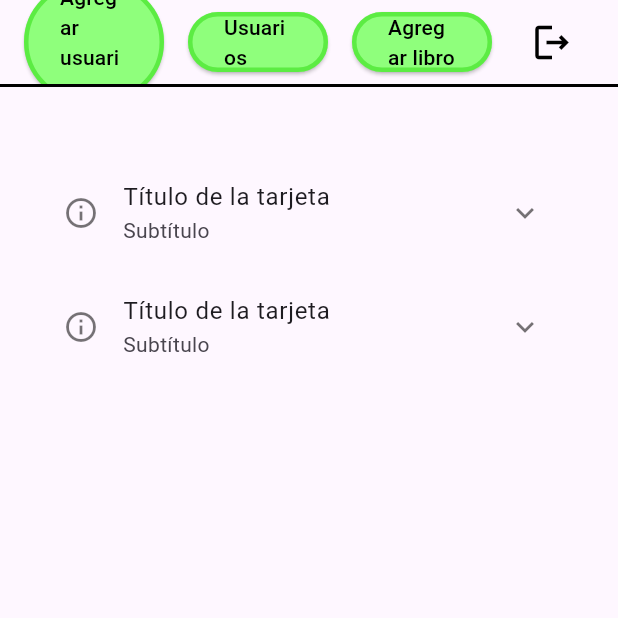
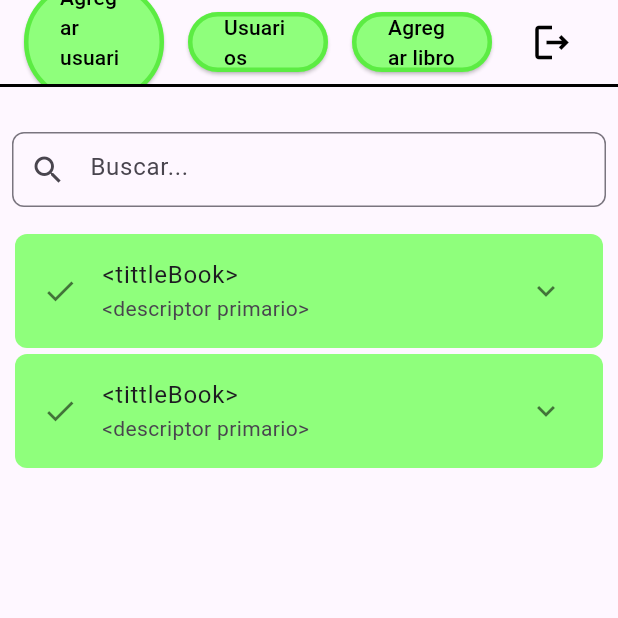
Before and after one commit to andresgutivar/TechLibrary, a Flutter app: the HomePage screen opened by its route, on a phone screen of 412 x 824 dp, the top half of it. Run offline on Flutter 3.47's test engine with Material 3 defaults, Android fonts, the phone set to English and light mode, and no system bars; drawn by our look-alikes of expansion_tile_card; our stand-ins replace firebase_core; accounts and stored records are empty; statements that could not run were skipped.

Commit message:
homeSreen
estoy pensando en cambiar el searchBar por alguna libreria, ya que no me gusta hacerlo con la libreria de flutter y con el textField queda mal. queda pendiente hacer las demas pantallas, al de homeScreen esta casi terminada

```diff
--- a/lib/pages/home/homePage.dart
+++ b/lib/pages/home/homePage.dart
@@ -111,43 +111,133 @@ class _HomePageState extends State<HomePage> {
           ],
         ),
       ),
-      body: Padding(
-        padding: const EdgeInsets.all(16.0),
-        child: Center(
+      body: Column(
+        children: [
+          _buildSearchBar(), // Coloca el SearchBar aquí
+          Expanded(
             child: ListView(
               padding: const EdgeInsets.all(8.0),
               children: [
                 _buildExpansionTileCard(),
-              _buildExpansionTileCard() // Aquí llamamos a nuestro método para crear la tarjeta
+                _buildExpansionTileCard(), // Aquí llamamos a nuestro método para crear la tarjeta
               ],
             ),
+          ),
+        ],
+      ),
+    );
+  }
+
+  Widget _buildSearchBar() {
+    return Padding(
+      padding: const EdgeInsets.all(8.0),
+      child: Container(
+        constraints: const BoxConstraints(
+          maxHeight: 50.0, // Controlar la altura máxima
+          minWidth: 200.0, // Controlar el ancho mínimo
+          maxWidth: 1000.0, // Controlar el ancho máximo
+        ),
+        child: TextField(
+          decoration: InputDecoration(
+            prefixIcon: const Icon(Icons.search), // Icono de búsqueda
+            hintText: 'Buscar...', // Texto de sugerencia
+            border: OutlineInputBorder(
+              borderRadius: BorderRadius.circular(8.0), // Bordes redondeados
+              borderSide:
+                  const BorderSide(color: Colors.grey), // Color del borde
+            ),
+            focusedBorder: OutlineInputBorder(
+              borderRadius: BorderRadius.circular(8.0), // Bordes redondeados
+              borderSide: const BorderSide(
+                  color: Colors.blue), // Color del borde al tener foco
+            ),
+          ),
+          onChanged: (value) {
+            // Aquí puedes manejar el cambio de texto
+          },
         ),
       ),
     );
   }
 
   Widget _buildExpansionTileCard() {
-    //aca se podria hacer un for que lea la base de datos y retorne todos los valores
-    return const ExpansionTileCard(
-      title: Text('Título de la tarjeta'),
-      subtitle: Text('Subtítulo'),
-      leading: Icon(Icons.info_outline),
+    return Padding(
+      padding: const EdgeInsets.all(2.0),
+      child: ExpansionTileCard(
+        baseColor: backgroundColorOptions,
+        expandedColor: backgroundColorOptions,
+        title: const Text('<tittleBook>'),
+        subtitle: const Text('<descriptor primario>'),
+        leading: const Icon(Icons.done),
         children: <Widget>[
-        Divider(
+          const Divider(
             thickness: 1.0,
             height: 1.0,
           ),
-        Padding(
+          const Padding(
             padding: EdgeInsets.all(8.0),
             child: Column(
               crossAxisAlignment: CrossAxisAlignment.start,
               children: [
-              Text('Este es el contenido dentro de la tarjeta expansible.'),
-              Text('Puedes agregar más widgets aquí.'),
+                Text('Autor: <AuthorBook> '),
+                Text('Code: <ISBN>'),
               ],
             ),
           ),
+          OverflowBar(
+            alignment: MainAxisAlignment.center,
+            spacing: 60.0,
+            overflowAlignment: OverflowBarAlignment.center,
+            children: <Widget>[
+              Padding(
+                padding: const EdgeInsets.symmetric(vertical: 6.0),
+                child: ElevatedButton.icon(
+                  icon: const Icon(Icons.edit),
+                  label: const Text('Editar'),
+                  style: ElevatedButton.styleFrom(
+                    backgroundColor: customColor,
+                    foregroundColor: Colors.black,
+                    elevation: 3,
+                  ),
+                  onPressed: () {
+                    // Acción al agregar libro
+                  },
+                ),
+              ),
+              Padding(
+                padding: const EdgeInsets.symmetric(vertical: 6.0),
+                child: ElevatedButton.icon(
+                  icon: const Icon(Icons.delete),
+                  label: const Text('Eliminar'),
+                  style: ElevatedButton.styleFrom(
+                    backgroundColor: customColor,
+                    foregroundColor: Colors.black,
+                    elevation: 3,
+                  ),
+                  onPressed: () {
+                    // Acción al agregar libro
+                  },
+                ),
+              ),
+              Padding(
+                padding: const EdgeInsets.symmetric(vertical: 6.0),
+                child: ElevatedButton.icon(
+                  icon: const Icon(Icons.info_outline),
+                  label: const Text('Detalles'),
+                  style: ElevatedButton.styleFrom(
+                    backgroundColor: customColor,
+                    foregroundColor: Colors.black,
+                    elevation: 3,
+                  ),
+                  onPressed: () {
+                    // Acción al agregar libro
+                  },
+                ),
+              ),
             ],
+          ),
+        ],
+      ),
     );
   }
 }
```
Lines whose indentation alone changed are shown as unchanged.
